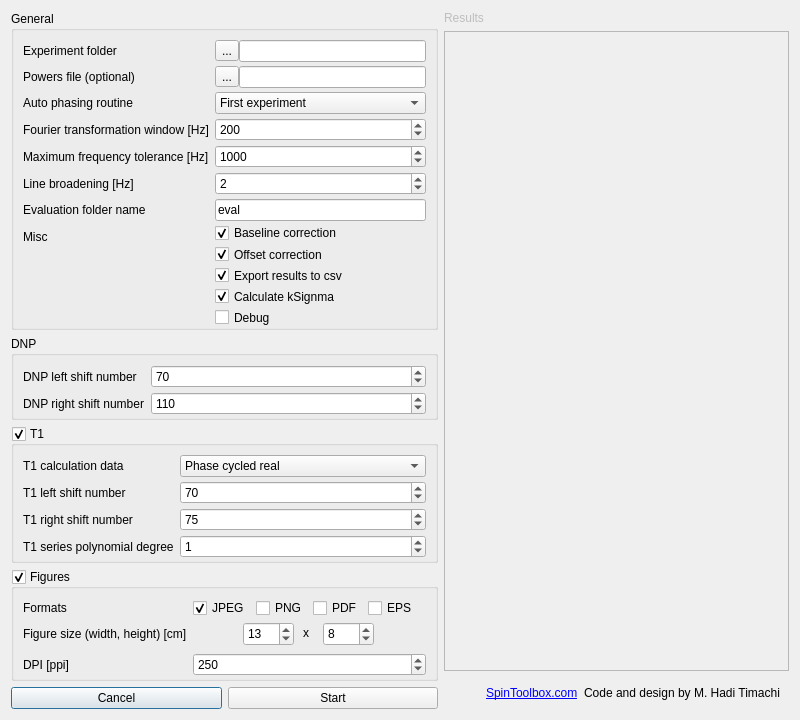
haditim/DNPy, file ui/DNPyUI.ui: the form before one commit.
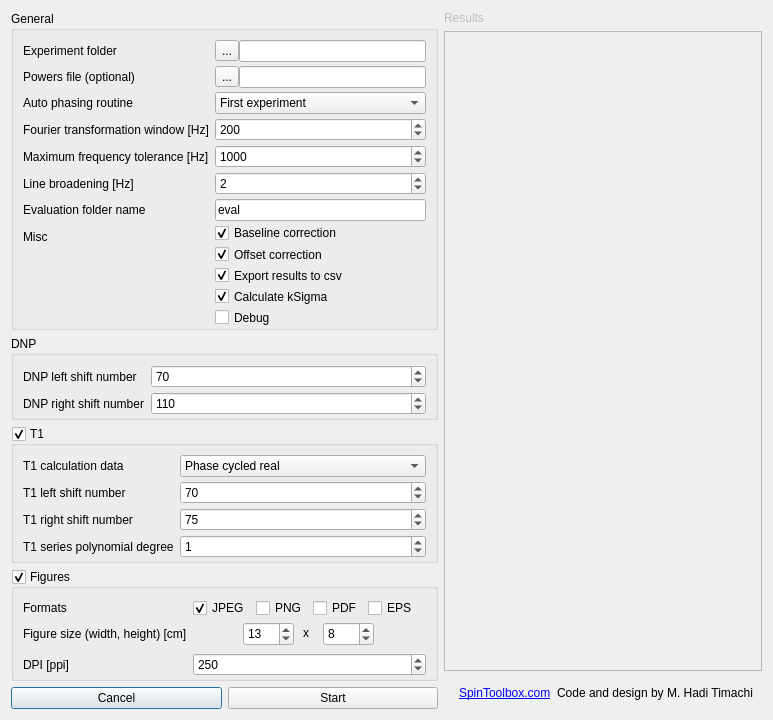
The form after the commit. Icons and pictures are not drawn.

Diff of the .ui file:
```diff
--- a/ui/DNPyUI.ui
+++ b/ui/DNPyUI.ui
@@ -6,7 +6,7 @@
    <rect>
     <x>0</x>
     <y>0</y>
-    <width>800</width>
+    <width>700</width>
     <height>600</height>
    </rect>
   </property>
@@ -254,7 +254,7 @@
              <item>
               <widget class="QCheckBox" name="kSigmaCalc">
                <property name="text">
-                <string>Calculate kSignma</string>
+                <string>Calculate kSigma</string>
                </property>
                <property name="checked">
                 <bool>true</bool>
```
